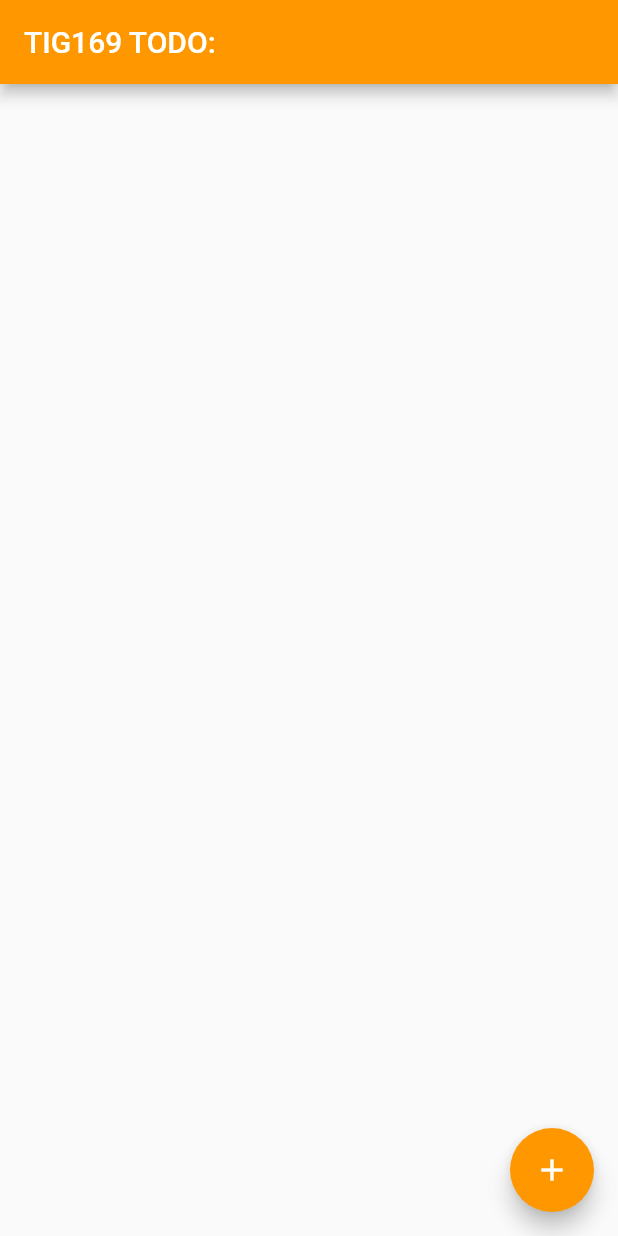
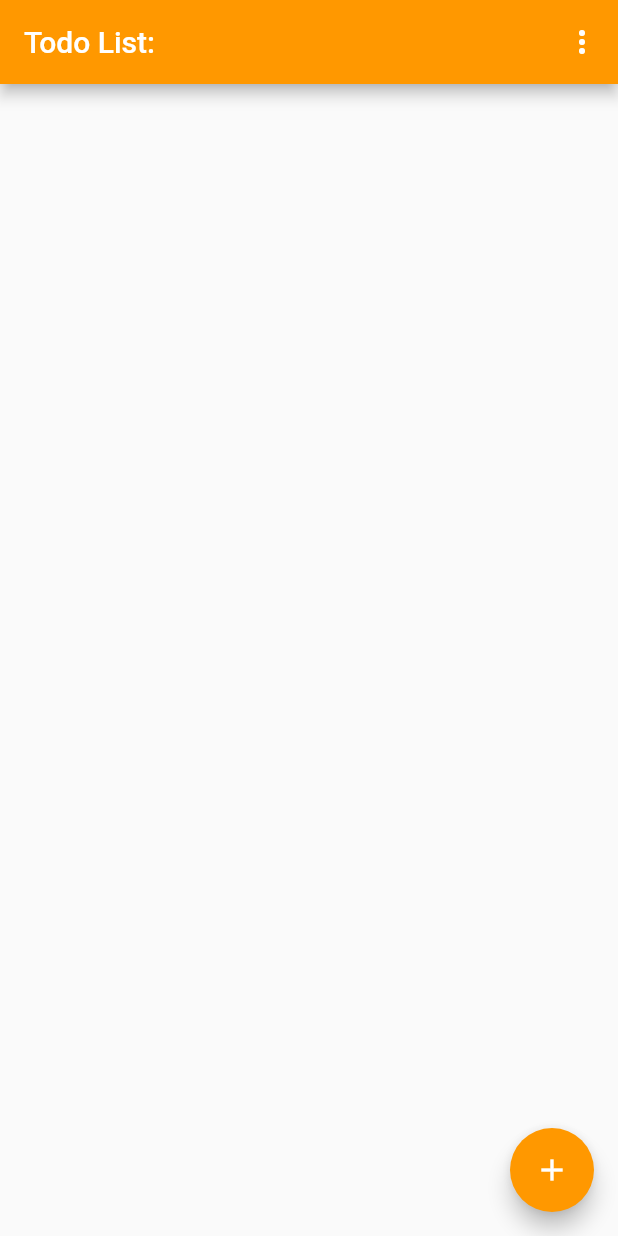
Before and after one commit to gu-tig169-ht21/gusleidwi, a Flutter app: the screen it shows after launch, on a phone screen of 412 x 824 dp. Run offline on Flutter 3.47's test engine with Material 2 defaults, Android fonts, the phone set to English and light mode, and no system bars.

Commit message:
Steg2 ver3
Steg2 ver3
-börjat med providers
-delat upp i olika filer
-filter finns visuellt, ingen funktion
nästa steg deletefunktion samt filter

```diff
--- a/lib/main.dart
+++ b/lib/main.dart
@@ -1,4 +1,6 @@
 import 'package:flutter/material.dart';
+import 'package:provider/provider.dart';
+import 'package:my_first_app/todo_provider.dart';
 
 void main() => runApp(TodoApp());
 
@@ -20,7 +22,7 @@ class TodoItem extends StatelessWidget {
   TextStyle? _getTextStyle(bool checked) {
     if (!checked) return null;
 
-    return TextStyle(
+    return const TextStyle(
       color: Colors.black45,
       decoration: TextDecoration.lineThrough,
     );
@@ -32,7 +34,8 @@ class TodoItem extends StatelessWidget {
         child: CheckboxListTile(
       title: Text(todo.name, style: _getTextStyle(todo.checked)),
       value: todo.checked,
-      secondary: IconButton(icon: Icon(Icons.remove_circle), onPressed: () {}),
+      secondary:
+          IconButton(icon: const Icon(Icons.remove_circle), onPressed: () {}),
       onChanged: (newValue) {
         onTodoChanged(todo);
       },
@@ -42,6 +45,8 @@ class TodoItem extends StatelessWidget {
 }
 
 class TodoList extends StatefulWidget {
+  const TodoList({Key? key}) : super(key: key);
+
   @override
   _TodoListState createState() => _TodoListState();
 }
@@ -54,11 +59,26 @@ class _TodoListState extends State<TodoList> {
   Widget build(BuildContext context) {
     return Scaffold(
       appBar: AppBar(
-        title: Text('TIG169 TODO:'),
+        title: const Text('Todo List:'),
         backgroundColor: Colors.orange,
+        actions: <Widget>[
+          PopupMenuButton<String>(
+            onSelected: (value) {
+              setState(() {
+                Provider.of<TodoProvider>(context, listen: false)
+                    .setFilterBy(value);
+              });
+            },
+            itemBuilder: (context) => [
+              const PopupMenuItem(child: Text('Visa alla'), value: 'alla'),
+              const PopupMenuItem(child: Text('Visa ej klara'), value: 'inte'),
+              const PopupMenuItem(child: Text('Visa klara'), value: 'klar')
+            ],
+          )
+        ],
       ),
       body: ListView(
-        padding: EdgeInsets.symmetric(vertical: 6.0),
+        padding: const EdgeInsets.symmetric(vertical: 6.0),
         children: _todos.map((Todo todo) {
           return TodoItem(
             todo: todo,
@@ -70,8 +90,19 @@ class _TodoListState extends State<TodoList> {
           onPressed: () => _displayDialog(),
           tooltip: 'Lägg till föremål',
           backgroundColor: Colors.orange,
-          child: Icon(Icons.add)),
+          child: const Icon(Icons.add)),
     );
+  }
+
+  List<Todo>? _filterList(List<Todo> list, filterBy) {
+    if (filterBy == 'alla') return list;
+    if (filterBy == 'klar') {
+      return list.where((_todos) => _todos.checked == true).toList();
+    }
+    if (filterBy == 'inte') {
+      return list.where((_todos) => _todos.checked == false).toList();
+    }
+    return list;
   }
 
   void _handleTodoChange(Todo todo) {
@@ -128,7 +159,7 @@ class _TodoListState extends State<TodoList> {
 class TodoApp extends StatelessWidget {
   @override
   Widget build(BuildContext context) {
-    return MaterialApp(
+    return const MaterialApp(
       title: 'TIG169 TODO:',
       home: TodoList(),
     );
--- /dev/null
+++ b/lib/todo.dart
@@ -0,0 +1,6 @@
+class Todos {
+  String name;
+  bool checked;
+
+  Todos(this.name, this.checked);
+}
--- a/pubspec.yaml
+++ b/pubspec.yaml
@@ -34,6 +34,7 @@ dependencies:
   # The following adds the Cupertino Icons font to your application.
   # Use with the CupertinoIcons class for iOS style icons.
   cupertino_icons: ^1.0.2
+  provider: ^6.0.1
 
 dev_dependencies:
   flutter_test:
```
Also changed, not shown: lib/todo_provider.dart (added, +47 -0 lines), pubspec.lock.
